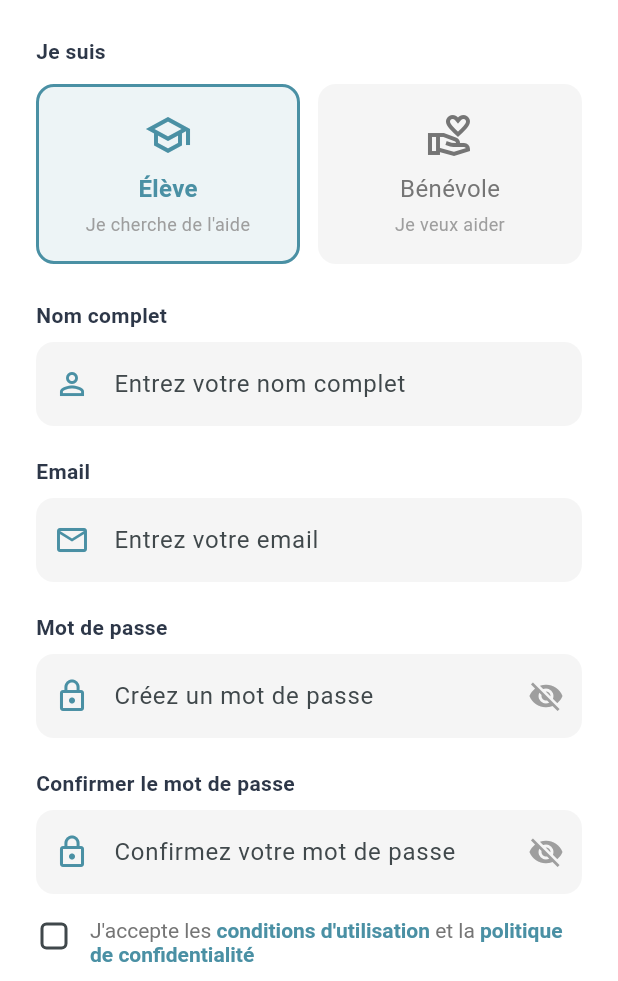
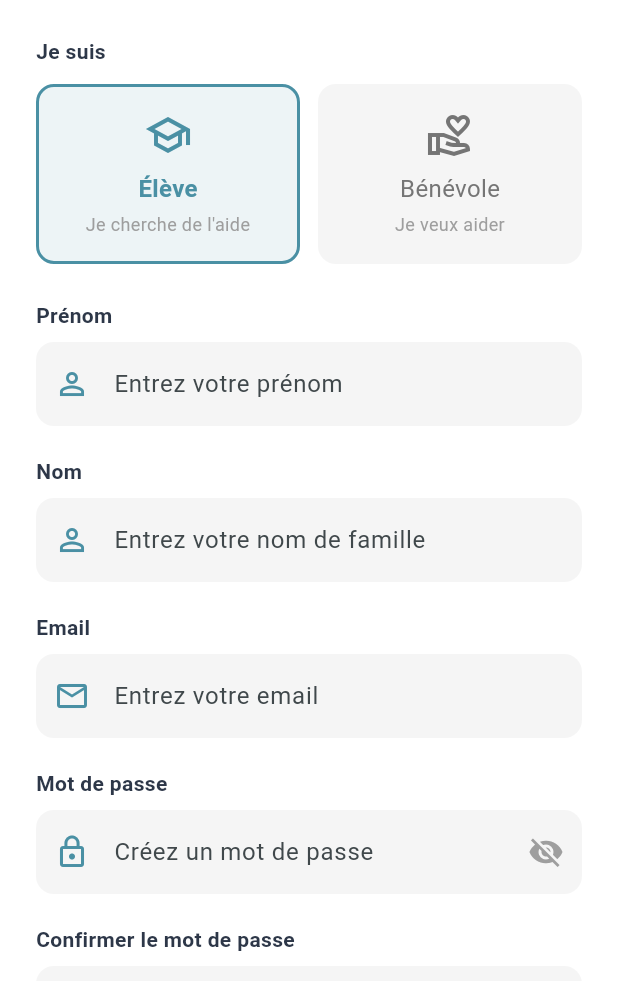
Before and after one commit to tancredeCastets/Learn_At_Home, a Flutter app: the RegisterPage screen opened directly, on a phone screen of 412 x 824 dp, the part 255-1236 px from its top. Run offline on Flutter 3.47's test engine with Material 3 defaults, Android fonts, the phone set to English and light mode, and no system bars.

Commit message:
[Feat] modif pages de connexion et register

```diff
--- a/learn_at_home_mobile/lib/pages/register_page.dart
+++ b/learn_at_home_mobile/lib/pages/register_page.dart
@@ -1,5 +1,7 @@
 import 'package:flutter/material.dart';
 import 'login_page.dart';
+
+enum UserRole { eleve, benevole }
 
 class RegisterPage extends StatefulWidget {
   const RegisterPage({super.key});
@@ -10,7 +12,8 @@ class RegisterPage extends StatefulWidget {
 
 class _RegisterPageState extends State<RegisterPage> {
   final _formKey = GlobalKey<FormState>();
-  final _nameController = TextEditingController();
+  final _firstNameController = TextEditingController();
+  final _lastNameController = TextEditingController();
   final _emailController = TextEditingController();
   final _passwordController = TextEditingController();
   final _confirmPasswordController = TextEditingController();
@@ -22,7 +25,8 @@ class _RegisterPageState extends State<RegisterPage> {
 
   @override
   void dispose() {
-    _nameController.dispose();
+    _firstNameController.dispose();
+    _lastNameController.dispose();
     _emailController.dispose();
     _passwordController.dispose();
     _confirmPasswordController.dispose();
@@ -240,9 +244,9 @@ class _RegisterPageState extends State<RegisterPage> {
       child: Column(
         crossAxisAlignment: CrossAxisAlignment.start,
         children: [
-          // Champ nom
+          // Champ prénom
           const Text(
-            'Nom complet',
+            'Prénom',
             style: TextStyle(
               fontSize: 14,
               fontWeight: FontWeight.w600,
@@ -251,11 +255,40 @@ class _RegisterPageState extends State<RegisterPage> {
           ),
           const SizedBox(height: 8),
           TextFormField(
-            controller: _nameController,
+            controller: _firstNameController,
             keyboardType: TextInputType.name,
             textCapitalization: TextCapitalization.words,
             decoration: const InputDecoration(
-              hintText: 'Entrez votre nom complet',
+              hintText: 'Entrez votre prénom',
+              prefixIcon: Icon(Icons.person_outline, color: Color(0xFF4A90A4)),
+            ),
+            validator: (value) {
+              if (value == null || value.isEmpty) {
+                return 'Veuillez entrer votre prénom';
+              }
+              if (value.length < 2) {
+                return 'Le prénom doit contenir au moins 2 caractères';
+              }
+              return null;
+            },
+          ),
+          const SizedBox(height: 20),
+          // Champ nom
+          const Text(
+            'Nom',
+            style: TextStyle(
+              fontSize: 14,
+              fontWeight: FontWeight.w600,
+              color: Color(0xFF2D3748),
+            ),
+          ),
+          const SizedBox(height: 8),
+          TextFormField(
+            controller: _lastNameController,
+            keyboardType: TextInputType.name,
+            textCapitalization: TextCapitalization.words,
+            decoration: const InputDecoration(
+              hintText: 'Entrez votre nom de famille',
               prefixIcon: Icon(Icons.person_outline, color: Color(0xFF4A90A4)),
             ),
             validator: (value) {
```
Also changed, not shown: learn_at_home_mobile/lib/pages/login_page.dart (+0 -88 lines), learn_at_home_mobile/lib/pages/tasks_page.dart (+15 -2 lines).
